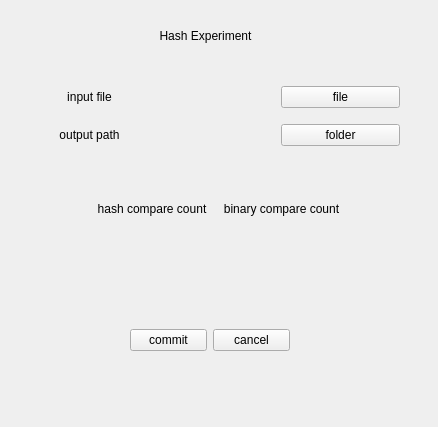
The window that Src/Forms/HashWidget.ui (Explorer-Dong/DataStructureClassDesign) describes before a commit, drawn with Qt 5.
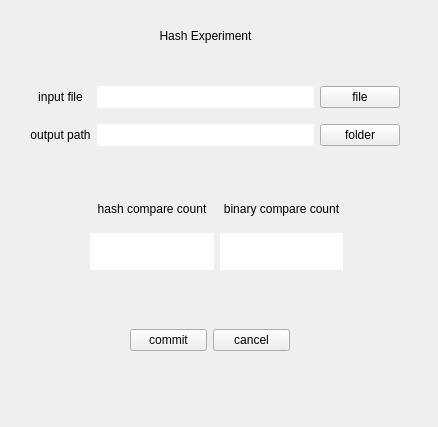
The same window after the commit.

Commit message: upd: hash ui

What changed in the file:
```diff
--- a/Src/Forms/HashWidget.ui
+++ b/Src/Forms/HashWidget.ui
@@ -45,6 +45,9 @@
     </item>
     <item row="1" column="0">
      <widget class="QLabel" name="hashResultLabel">
+      <property name="styleSheet">
+       <string notr="true">background-color: #ffffff</string>
+      </property>
       <property name="text">
        <string/>
       </property>
@@ -55,6 +58,9 @@
     </item>
     <item row="1" column="1">
      <widget class="QLabel" name="biniaryResultLabel">
+      <property name="styleSheet">
+       <string notr="true">background-color: rgb(255, 255, 255)</string>
+      </property>
       <property name="text">
        <string/>
       </property>
@@ -101,10 +107,10 @@
     </rect>
    </property>
    <layout class="QGridLayout" name="inputGridLayout">
-    <item row="0" column="0">
+    <item row="0" column="0" alignment="Qt::AlignHCenter|Qt::AlignVCenter">
      <widget class="QLabel" name="inputFileLabel">
       <property name="sizePolicy">
-       <sizepolicy hsizetype="Preferred" vsizetype="Preferred">
+       <sizepolicy hsizetype="Fixed" vsizetype="Fixed">
         <horstretch>0</horstretch>
         <verstretch>0</verstretch>
        </sizepolicy>
@@ -125,6 +131,12 @@
     </item>
     <item row="1" column="0">
      <widget class="QLabel" name="outputPahtLabel">
+      <property name="sizePolicy">
+       <sizepolicy hsizetype="Fixed" vsizetype="Fixed">
+        <horstretch>0</horstretch>
+        <verstretch>0</verstretch>
+       </sizepolicy>
+      </property>
       <property name="layoutDirection">
        <enum>Qt::LeftToRight</enum>
       </property>
@@ -138,6 +150,12 @@
     </item>
     <item row="1" column="2">
      <widget class="QPushButton" name="outputPathPushButton">
+      <property name="sizePolicy">
+       <sizepolicy hsizetype="Fixed" vsizetype="Fixed">
+        <horstretch>0</horstretch>
+        <verstretch>0</verstretch>
+       </sizepolicy>
+      </property>
       <property name="layoutDirection">
        <enum>Qt::LeftToRight</enum>
       </property>
@@ -148,6 +166,12 @@
     </item>
     <item row="0" column="2">
      <widget class="QPushButton" name="inputFilePushButton">
+      <property name="sizePolicy">
+       <sizepolicy hsizetype="Fixed" vsizetype="Fixed">
+        <horstretch>0</horstretch>
+        <verstretch>0</verstretch>
+       </sizepolicy>
+      </property>
       <property name="layoutDirection">
        <enum>Qt::LeftToRight</enum>
       </property>
@@ -170,6 +194,9 @@
       <property name="layoutDirection">
        <enum>Qt::LeftToRight</enum>
       </property>
+      <property name="styleSheet">
+       <string notr="true">background-color: rgb(255, 255, 255)</string>
+      </property>
       <property name="text">
        <string/>
       </property>
@@ -192,6 +219,9 @@
       <property name="layoutDirection">
        <enum>Qt::LeftToRight</enum>
       </property>
+      <property name="styleSheet">
+       <string notr="true">background-color: rgb(255, 255, 255)</string>
+      </property>
       <property name="text">
        <string/>
       </property>
```
The commit also changes 1 other file.
